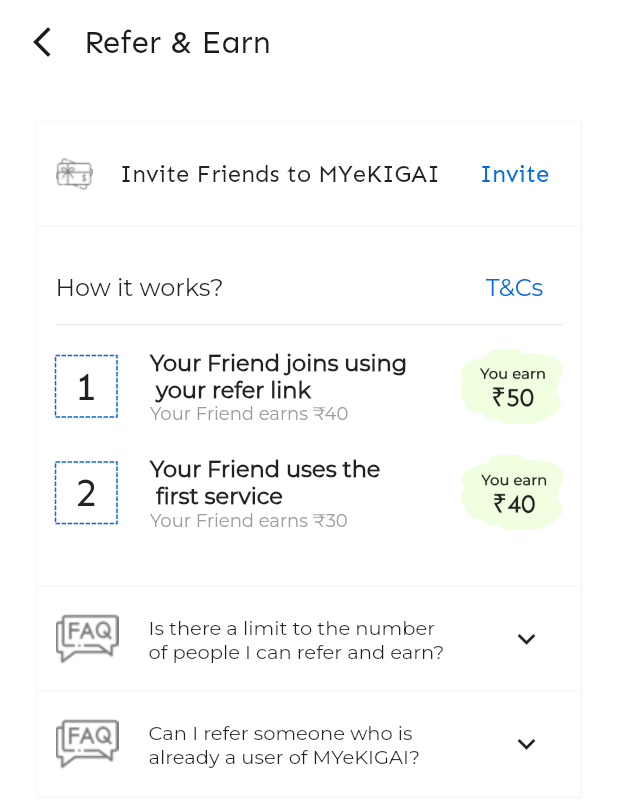
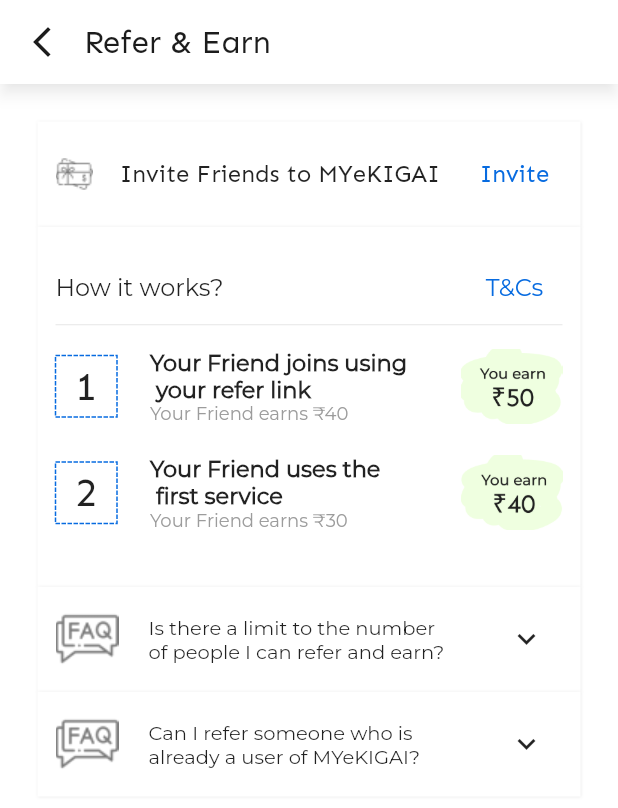
Before and after one commit to AbishekGhalley/App_Development_Project, a Flutter app: the screen it shows after launch, on a phone screen of 412 x 824 dp. Shown: the top 808 px of the screen. Run offline on Flutter 3.47's test engine with Material 2 defaults, Android fonts, the phone set to English and light mode, and no system bars; drawn by our look-alikes of dotted_border; our stand-ins replace flutter_svg, google_fonts.

Commit message:
Appbar elevation changed

```diff
--- a/lib/reusables/TopAppbar.dart
+++ b/lib/reusables/TopAppbar.dart
@@ -1,4 +1,5 @@
 import 'package:flutter/material.dart';
+import 'package:myekigai/theme/theme.dart';
 class TopAppbar extends StatelessWidget implements PreferredSizeWidget{
   final String toptitle;
   const TopAppbar({super.key,required this.toptitle});
@@ -9,6 +10,8 @@ Size get preferredSize => const Size.fromHeight(kToolbarHeight);
     return AppBar(  backgroundColor: Colors.white,
       titleSpacing: 0,
       centerTitle: false,
+      elevation: 4,
+      shadowColor: const Color.fromRGBO(171, 171, 171, 0.25),
       title: Text(
       toptitle,
         style: const TextStyle(
```
